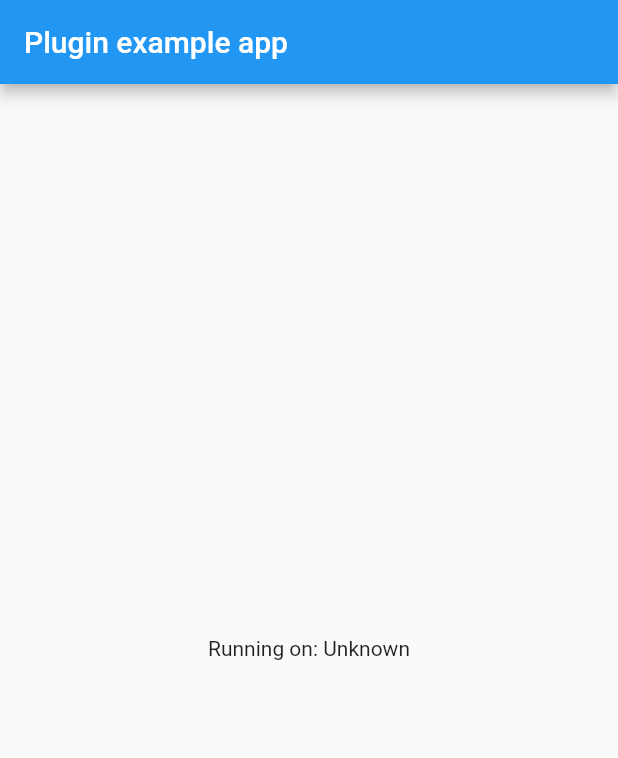
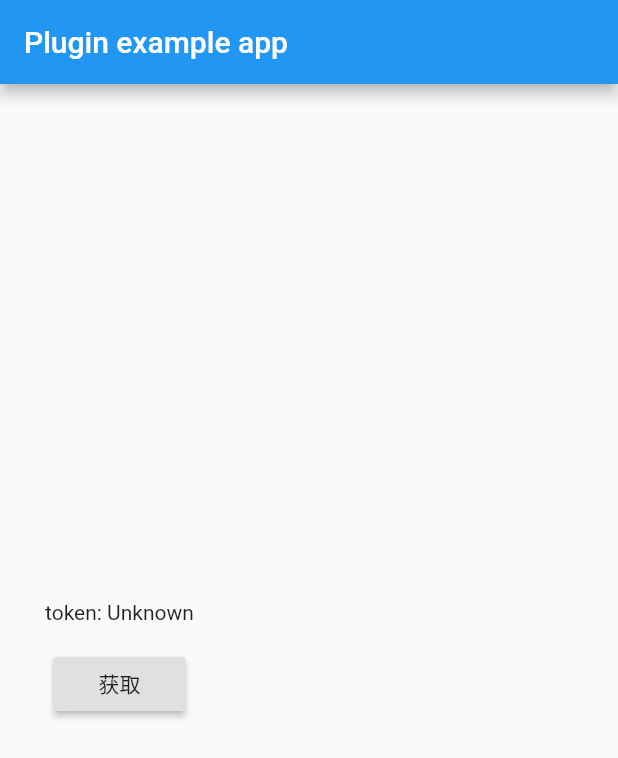
Before and after one commit to hello-coder-xu/yin_grecaptcha_plugin, a Flutter app: the screen it shows after launch, on a phone screen of 412 x 824 dp. Shown: the top 758 px of the screen. Run offline on Flutter 3.47's test engine with Material 2 defaults, Android fonts, the phone set to English and light mode, and no system bars.

Commit message:
调整说明

```diff
--- a/example/lib/main.dart
+++ b/example/lib/main.dart
@@ -17,24 +17,19 @@ class _MyAppState extends State<MyApp> {
   @override
   void initState() {
     super.initState();
-    initPlatformState();
   }
 
-  // Platform messages are asynchronous, so we initialize in an async method.
-  Future<void> initPlatformState() async {
+  Future<void> getToken() async {
     String token;
-    // Platform messages may fail, so we use a try/catch PlatformException.
     try {
       token = await YinGrecaptchaPlugin.verify("6LeXVJ0UAAAAACGNen5nViphlEOmLx7sULKu-RB0");
     } on PlatformException {
       token = 'Failed to get token.';
     }
 
-    // If the widget was removed from the tree while the asynchronous platform
-    // message was in flight, we want to discard the reply rather than calling
-    // setState to update our non-existent appearance.
     if (!mounted) return;
 
+    print("token =" + token);
     setState(() {
       _token = token;
     });
@@ -47,8 +42,18 @@ class _MyAppState extends State<MyApp> {
         appBar: AppBar(
           title: const Text('Plugin example app'),
         ),
-        body: Center(
-          child: Text('Running on: $_token\n'),
+        body: new Padding(
+          padding: EdgeInsets.all(30),
+          child: new Column(
+            mainAxisAlignment: MainAxisAlignment.center,
+            children: <Widget>[
+              Text('token: $_token\n'),
+              RaisedButton(
+                onPressed: getToken,
+                child: new Text('获取'),
+              )
+            ],
+          ),
         ),
       ),
     );
```
Also changed, not shown: 1 other file.
